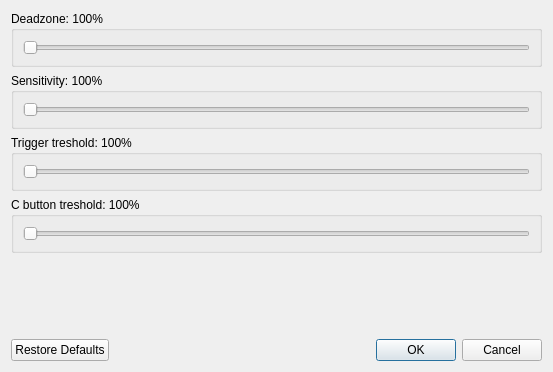
The window that Source/RMG-Input-GCA/UserInterface/MainDialog.ui (Rosalie241/RMG) describes before a commit, drawn with Qt 5.
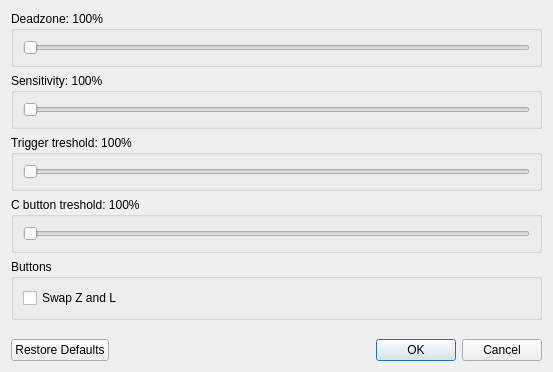
The same window after the commit.

Commit message: RMG-Input-GCA: implement 'Swap Z and L' setting

```diff
--- a/Source/RMG-Input-GCA/UserInterface/MainDialog.ui
+++ b/Source/RMG-Input-GCA/UserInterface/MainDialog.ui
@@ -90,6 +90,22 @@
      </layout>
     </widget>
    </item>
+   <item>
+    <widget class="QGroupBox" name="groupBox">
+     <property name="title">
+      <string>Buttons</string>
+     </property>
+     <layout class="QVBoxLayout" name="verticalLayout_6">
+      <item>
+       <widget class="QCheckBox" name="swapZLCheckBox">
+        <property name="text">
+         <string>Swap Z and L</string>
+        </property>
+       </widget>
+      </item>
+     </layout>
+    </widget>
+   </item>
    <item>
     <spacer name="verticalSpacer">
      <property name="orientation">
```
The commit also changes 2 other files.
